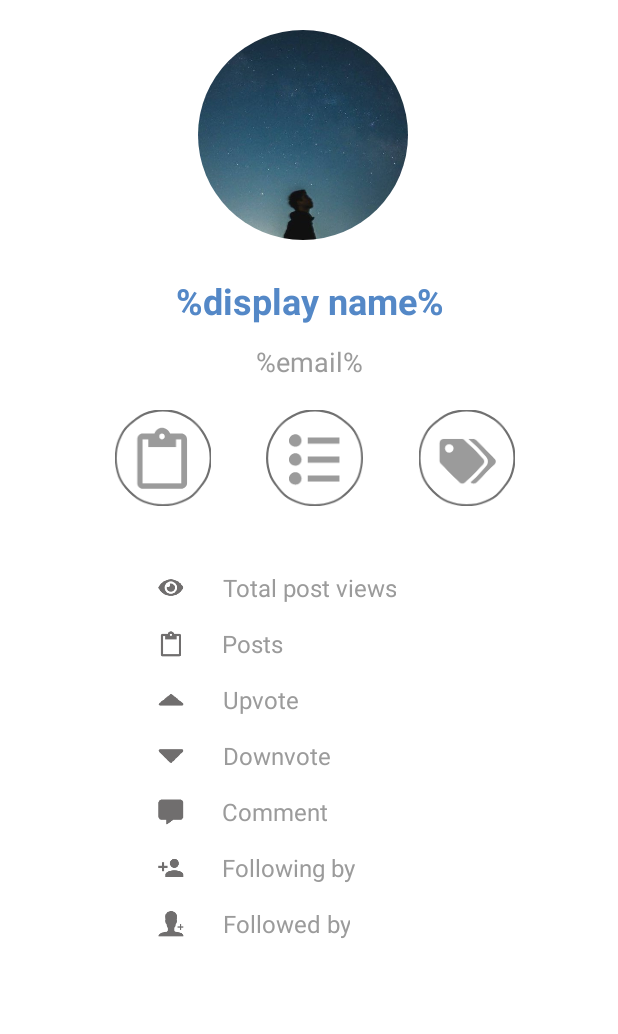
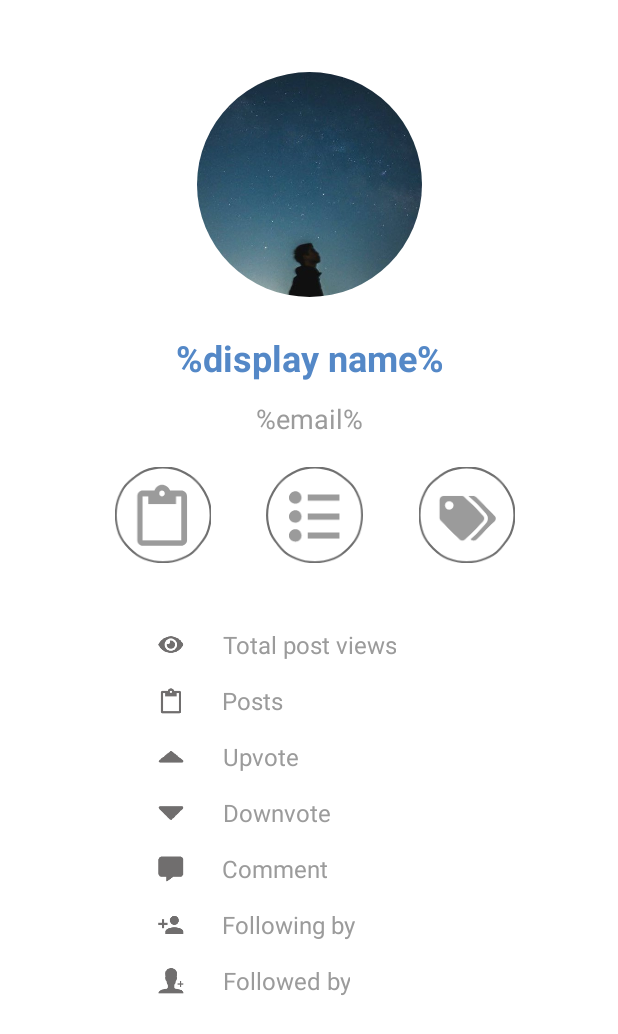
Before and after one commit to sucanabo/Tech4Life-Android, an Android app: the layout user_activity_screen.xml on its own in the app's theme, with its tools: preview values and no code run, on a phone screen of 412 x 824 dp. Shown: the top 1034 px of the screen. Run offline under Robolectric (Android 15) with nearby library versions, the phone set to English and light mode, and no system bars.

Commit message:
config/userActivityScreen

```diff
--- a/app/src/main/java/com/example/tech4life/MainActivity.java
+++ b/app/src/main/java/com/example/tech4life/MainActivity.java
@@ -18,11 +18,12 @@ public class MainActivity extends AppCompatActivity {
     @Override
     protected void onCreate(Bundle savedInstanceState) {
         super.onCreate(savedInstanceState);
-        setContentView(R.layout.activity_main);
+//        setContentView(R.layout.activity_main);
         //setContentView(R.layout.report_screen);
         //setContentView(R.layout.login_activity_screen);
         //setContentView(R.layout.register_activity_screen);
         //setContentView(R.layout.post_activity_screen);
+        setContentView(R.layout.user_activity_screen);
 
         //Assign variable
         drawerLayout = findViewById(R.id.drawer_layout);
--- a/app/src/main/res/layout/series_posts_screen_backup.xml
+++ b/app/src/main/res/layout/series_posts_screen_backup.xml
@@ -89,11 +89,11 @@
                 android:text="Write a respone..."
                 app:layout_constraintEnd_toEndOf="parent"
                 app:layout_constraintHorizontal_bias="1.0"
-                app:layout_constraintStart_toEndOf="@+id/ivUserAvatar"
-                app:layout_constraintTop_toTopOf="@+id/ivUserAvatar" />
+                app:layout_constraintStart_toEndOf="@+id/ivUserAvt"
+                app:layout_constraintTop_toTopOf="@+id/ivUserAvt" />
 
             <androidx.cardview.widget.CardView
-                android:id="@+id/ivUserAvatar"
+                android:id="@+id/ivUserAvt"
                 android:layout_width="48dp"
                 android:layout_height="48dp"
                 android:layout_marginTop="16dp"
--- a/app/src/main/res/layout/user_activity_screen.xml
+++ b/app/src/main/res/layout/user_activity_screen.xml
@@ -7,18 +7,28 @@
     android:layout_height="match_parent">
 
 
-    <de.hdodenhof.circleimageview.CircleImageView
-        android:id="@+id/ivUserAvatar"
-        android:layout_width="140dp"
-        android:layout_height="140dp"
-        android:layout_marginStart="132dp"
-        android:layout_marginTop="20dp"
-        app:civ_border_color="#FF000000"
-        app:civ_border_width="0dp"
-        android:src="@drawable/avt"
+    <androidx.cardview.widget.CardView
+        android:id="@+id/ivUserAvt"
+        android:layout_width="150dp"
+        android:layout_height="150dp"
+        android:layout_marginStart="100dp"
+        android:layout_marginTop="48dp"
+        android:layout_marginEnd="100dp"
+        app:cardCornerRadius="75dp"
+        app:cardElevation="0dp"
+        app:layout_constraintEnd_toEndOf="parent"
         app:layout_constraintStart_toStartOf="parent"
         app:layout_constraintTop_toTopOf="parent">
-    </de.hdodenhof.circleimageview.CircleImageView>
+
+        <ImageView
+            android:id="@+id/imgUserAvt"
+            android:layout_width="wrap_content"
+            android:layout_height="wrap_content"
+            app:srcCompat="@drawable/avt"
+            tools:layout_editor_absoluteX="-66dp"
+            tools:layout_editor_absoluteY="-19dp" />
+
+    </androidx.cardview.widget.CardView>
 
     <TextView
         android:id="@+id/user_displayname"
@@ -34,7 +44,7 @@
         android:textStyle="bold"
         app:layout_constraintEnd_toEndOf="parent"
         app:layout_constraintStart_toStartOf="parent"
-        app:layout_constraintTop_toBottomOf="@+id/ivUserAvatar" />
+        app:layout_constraintTop_toBottomOf="@+id/ivUserAvt" />
 
     <TextView
         android:id="@+id/user_email"
```
Also changed, not shown: app/src/main/res/layout/series_item.xml (+5 -5 lines).
